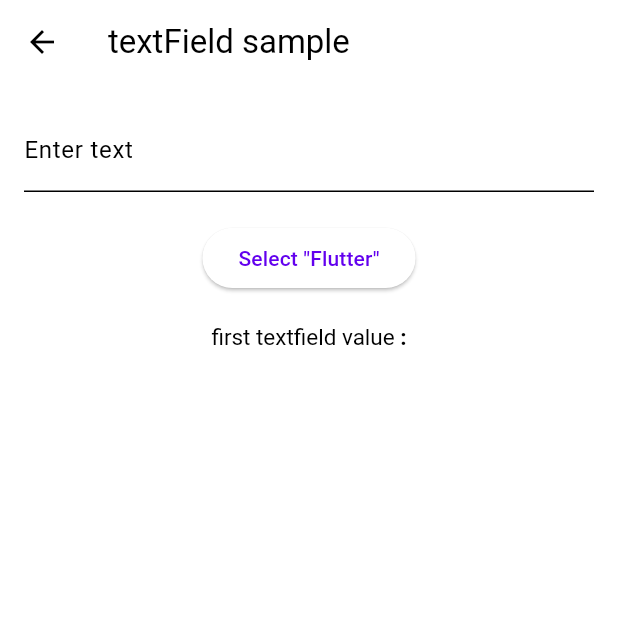
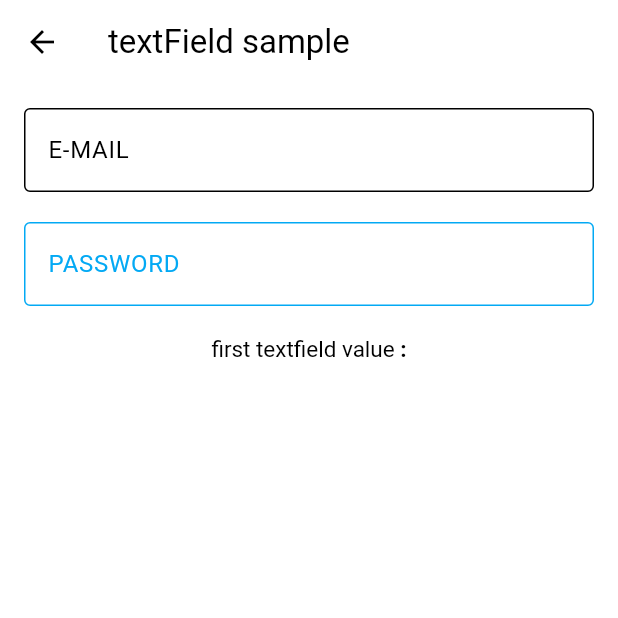
Before and after one commit to ecar1234/flutter_widget_test, a Flutter app: the TextFieldTest screen opened directly, on a phone screen of 412 x 824 dp, the top half of it. Run offline on Flutter 3.47's test engine with Material 3 defaults, Android fonts, the phone set to English and light mode, and no system bars; our stand-ins replace gap, webview_flutter; missing offline and left inert: webview_flutter_android, webview_flutter_wkwebview.

Commit message:
textField customazing & test

```diff
--- a/lib/pages/textfield.dart
+++ b/lib/pages/textfield.dart
@@ -11,6 +11,7 @@ class TextFieldTest extends StatefulWidget {
 class _TextFieldTestState extends State<TextFieldTest> {
   final TextEditingController _controller = TextEditingController();
   String textValue = "";
+  final Key _formKey = GlobalKey();
   void _onChangedText(){
     textValue = _controller.value as String;
   }
@@ -19,7 +20,7 @@ class _TextFieldTestState extends State<TextFieldTest> {
     // TODO: implement initState
     super.initState();
     _controller.addListener(() {
-      _controller.selection = TextSelection(baseOffset: 0, extentOffset: 5);
+      // _controller.selection = TextSelection(baseOffset: 0, extentOffset: 5);
       _controller.text = _controller.text.toUpperCase();
     });
 
@@ -37,18 +38,51 @@ class _TextFieldTestState extends State<TextFieldTest> {
             children: <Widget>[
               TextField(
                 controller: _controller,
-                decoration: InputDecoration(labelText: 'Enter text'),
-              ),
-              SizedBox(height: 20),
-              ElevatedButton(
-                onPressed: () {
-                  // 버튼을 눌렀을 때 특정 텍스트 영역을 선택
+                decoration: const InputDecoration(
+                  labelText: 'E-MAIL',
+                  border: OutlineInputBorder(
+                    borderSide: BorderSide(
+                      color: Colors.deepOrangeAccent
+                    )
+                  ),
+                  focusColor: Colors.lightBlue,
+                ),
+                onChanged: (text){
                   setState(() {
-                    _controller.selection = TextSelection(baseOffset: 7, extentOffset: 14);
+                    textValue = text;
                   });
                 },
-                child: Text('Select "Flutter"'),
               ),
+              const Gap(20.0),
+              Form(
+                key: _formKey,
+                child: TextFormField(
+                  obscureText: true,
+                  cursorColor: Colors.deepOrangeAccent,
+                  decoration: const InputDecoration(
+                    labelText: 'PASSWORD',
+                    labelStyle: TextStyle(
+                      color: Colors.lightBlue
+                    ),
+                    enabledBorder: OutlineInputBorder(
+                      borderSide: BorderSide(
+                        color: Colors.lightBlue
+                      )
+                    ),
+                    focusedBorder:  OutlineInputBorder(
+                        borderSide: BorderSide(
+                            color: Colors.lightBlue
+                        )
+                    ),
+                    ),
+                  validator: (value){
+                    if (value == null || value.isEmpty) {
+                      return '텍스트를 입력하세요';
+                    }
+                    return null;
+                  },
+                  ),
+                ),
               const Gap(20.0),
               SizedBox(
                   height: 200,
```
